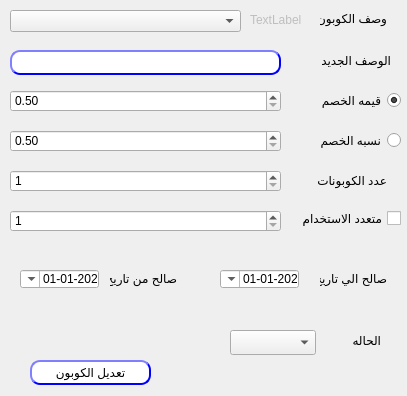
Old version of the form presentation/coupon_ui/editCoupon.ui in the repository shymaa123456/HyperPOS2020.
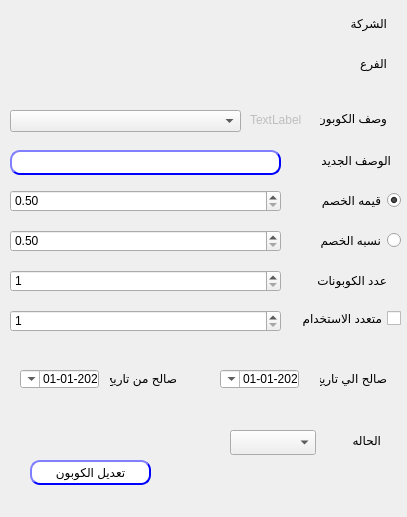
New version of the form.

Patch:
```diff
--- a/presentation/coupon_ui/editCoupon.ui
+++ b/presentation/coupon_ui/editCoupon.ui
@@ -10,7 +10,7 @@
     <x>0</x>
     <y>0</y>
     <width>407</width>
-    <height>396</height>
+    <height>517</height>
    </rect>
   </property>
   <property name="windowTitle">
@@ -20,7 +20,7 @@
    <property name="geometry">
     <rect>
      <x>320</x>
-     <y>10</y>
+     <y>110</y>
      <width>67</width>
      <height>17</height>
     </rect>
@@ -36,7 +36,7 @@
    <property name="geometry">
     <rect>
      <x>340</x>
-     <y>330</y>
+     <y>430</y>
      <width>41</width>
      <height>20</height>
     </rect>
@@ -52,7 +52,7 @@
    <property name="geometry">
     <rect>
      <x>230</x>
-     <y>330</y>
+     <y>430</y>
      <width>86</width>
      <height>25</height>
     </rect>
@@ -62,7 +62,7 @@
    <property name="geometry">
     <rect>
      <x>30</x>
-     <y>360</y>
+     <y>460</y>
      <width>121</width>
      <height>25</height>
     </rect>
@@ -102,7 +102,7 @@
    <property name="geometry">
     <rect>
      <x>320</x>
-     <y>90</y>
+     <y>190</y>
      <width>81</width>
      <height>20</height>
     </rect>
@@ -124,7 +124,7 @@
    <property name="geometry">
     <rect>
      <x>320</x>
-     <y>130</y>
+     <y>230</y>
      <width>81</width>
      <height>20</height>
     </rect>
@@ -140,7 +140,7 @@
    <property name="geometry">
     <rect>
      <x>300</x>
-     <y>210</y>
+     <y>310</y>
      <width>101</width>
      <height>17</height>
     </rect>
@@ -156,7 +156,7 @@
    <property name="geometry">
     <rect>
      <x>306</x>
-     <y>170</y>
+     <y>270</y>
      <width>81</width>
      <height>20</height>
     </rect>
@@ -172,7 +172,7 @@
    <property name="geometry">
     <rect>
      <x>110</x>
-     <y>270</y>
+     <y>370</y>
      <width>67</width>
      <height>17</height>
     </rect>
@@ -185,7 +185,7 @@
    <property name="geometry">
     <rect>
      <x>320</x>
-     <y>270</y>
+     <y>370</y>
      <width>67</width>
      <height>17</height>
     </rect>
@@ -201,7 +201,7 @@
    <property name="geometry">
     <rect>
      <x>220</x>
-     <y>270</y>
+     <y>370</y>
      <width>79</width>
      <height>18</height>
     </rect>
@@ -230,7 +230,7 @@
    <property name="geometry">
     <rect>
      <x>20</x>
-     <y>270</y>
+     <y>370</y>
      <width>79</width>
      <height>18</height>
     </rect>
@@ -259,7 +259,7 @@
    <property name="geometry">
     <rect>
      <x>10</x>
-     <y>10</y>
+     <y>110</y>
      <width>231</width>
      <height>22</height>
     </rect>
@@ -275,7 +275,7 @@
    <property name="geometry">
     <rect>
      <x>10</x>
-     <y>50</y>
+     <y>150</y>
      <width>271</width>
      <height>25</height>
     </rect>
@@ -312,7 +312,7 @@
    <property name="geometry">
     <rect>
      <x>320</x>
-     <y>50</y>
+     <y>150</y>
      <width>71</width>
      <height>20</height>
     </rect>
@@ -325,7 +325,7 @@
    <property name="geometry">
     <rect>
      <x>10</x>
-     <y>130</y>
+     <y>230</y>
      <width>271</width>
      <height>22</height>
     </rect>
@@ -341,7 +341,7 @@
    <property name="geometry">
     <rect>
      <x>10</x>
-     <y>90</y>
+     <y>190</y>
      <width>271</width>
      <height>22</height>
     </rect>
@@ -360,7 +360,7 @@
    <property name="geometry">
     <rect>
      <x>250</x>
-     <y>10</y>
+     <y>110</y>
      <width>61</width>
      <height>20</height>
     </rect>
@@ -373,7 +373,7 @@
    <property name="geometry">
     <rect>
      <x>10</x>
-     <y>170</y>
+     <y>270</y>
      <width>271</width>
      <height>22</height>
     </rect>
@@ -386,7 +386,7 @@
    <property name="geometry">
     <rect>
      <x>10</x>
-     <y>210</y>
+     <y>310</y>
      <width>271</width>
      <height>22</height>
     </rect>
@@ -395,6 +395,38 @@
     <number>1</number>
    </property>
   </widget>
+  <widget class="QLabel" name="desc_6">
+   <property name="geometry">
+    <rect>
+     <x>320</x>
+     <y>15</y>
+     <width>67</width>
+     <height>17</height>
+    </rect>
+   </property>
+   <property name="layoutDirection">
+    <enum>Qt::RightToLeft</enum>
+   </property>
+   <property name="text">
+    <string>الشركة</string>
+   </property>
+  </widget>
+  <widget class="QLabel" name="desc_7">
+   <property name="geometry">
+    <rect>
+     <x>320</x>
+     <y>55</y>
+     <width>67</width>
+     <height>17</height>
+    </rect>
+   </property>
+   <property name="layoutDirection">
+    <enum>Qt::RightToLeft</enum>
+   </property>
+   <property name="text">
+    <string>الفرع</string>
+   </property>
+  </widget>
  </widget>
  <resources/>
  <connections/>
```
